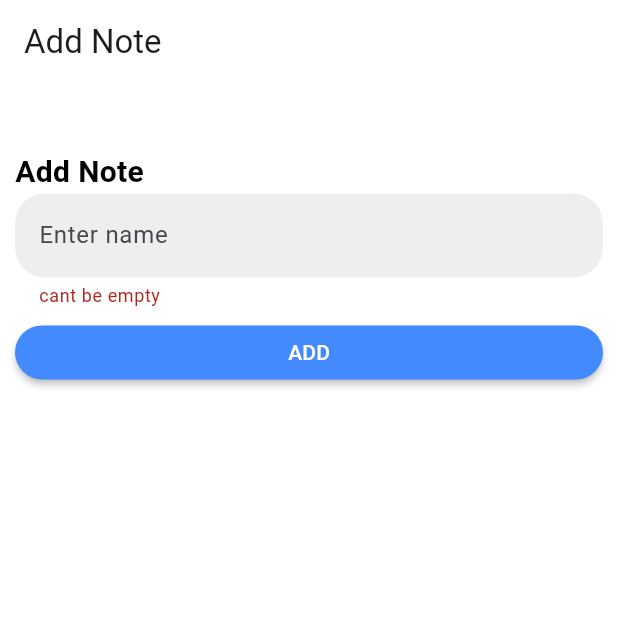
After one commit to Mariamadham8/AppWithFireBaseIntegration, a Flutter app: the addNote screen opened directly, after a tap on "ADD", on a phone screen of 412 x 824 dp, the top half of it. The commit adds this screen. Run offline on Flutter 3.47's test engine with Material 3 defaults, Android fonts, the phone set to English and light mode, and no system bars; our stand-ins replace awesome_dialog, cloud_firestore, firebase_auth, firebase_core, flutter_screenutil, font_awesome_flutter and 1 more; accounts and stored records are empty.

Commit message:
Adding subcollections add/delete/edit Notes in each Category to a specific Authinticated user

```diff
--- a/lib/main.dart
+++ b/lib/main.dart
@@ -6,6 +6,7 @@ import 'package:flutter_screenutil/flutter_screenutil.dart';
 import 'Categories/add.dart';
 import 'Home.dart';
 import 'auth/login.dart';
+
 
 
 void main() async {
@@ -51,6 +52,7 @@ class _MyAppState extends State<MyApp> {
           routes: {
             "category":(context)=>add(),
             "Home":(context)=>Home(),
+
           },
         );
       },
--- /dev/null
+++ b/lib/note/addNote.dart
@@ -0,0 +1,113 @@
+import 'package:awesome_dialog/awesome_dialog.dart';
+import 'package:cloud_firestore/cloud_firestore.dart';
+import 'package:firebase_auth/firebase_auth.dart';
+import 'package:flutter/material.dart';
+import 'package:flutter_screenutil/flutter_screenutil.dart';
+import 'package:responsive/note/view.dart';
+
+import '../Home.dart';
+import '../widgets/CustumAlign.dart';
+import '../widgets/custumTextFeild.dart';
+
+class addNote extends StatefulWidget {
+  final categoryName;
+  final String? DicID;
+  const addNote({super.key,this.DicID,this.categoryName});
+
+  @override
+  State<addNote> createState() => _addNoteState();
+}
+
+class _addNoteState extends State<addNote> {
+  GlobalKey<FormState> formstate=GlobalKey();
+  TextEditingController name=TextEditingController();
+
+
+  // Create a CollectionReference called users that references the firestore collection
+
+  Future<void> addNote() {
+    CollectionReference Note = FirebaseFirestore.instance.collection('categories').doc(widget.DicID).collection('note');
+    // Call the user's CollectionReference to add a new user
+    return Note
+        .add({
+      'note':name.text,
+    }
+    )
+        .then((value) { AwesomeDialog(
+      context: context,
+      dialogType: DialogType.success,
+      animType: AnimType.rightSlide,
+      title: 'Done',
+      desc: "Note was Added",
+      btnOkOnPress: () {
+        Navigator.pushReplacement(
+          context,
+          MaterialPageRoute(builder: (context) => veiwNotes(docID: widget.DicID,Categoryname: widget.categoryName,)),
+        );
+
+      },
+    ).show();
+
+    }
+    )
+        .catchError((error) => print("Failed to add Note: $error"));
+  }
+
+  @override
+  Widget build(BuildContext context) {
+    return  Scaffold(
+        backgroundColor: Colors.white,
+        appBar: AppBar(
+          automaticallyImplyLeading: false,
+          backgroundColor: Colors.white,
+          title: Text("Add Note"),
+        ),
+        body:Form(
+          key: formstate,
+          child: Padding(
+            padding: const EdgeInsets.all(10),
+            child: Column(
+              children: [
+                Padding(
+                  padding: EdgeInsets.all(17),
+                ),
+                CustomAlign(
+                  label: "Add Note",
+                  color: Colors.black,
+                  fontsize: 20,
+                ),
+                custumTextFeild(hint:"Enter name",controller: name ,validator: (val) {
+                  if(val=="")
+                  {
+                    SnackBar(content: Text("cant be empty"));
+                    return"cant be empty";
+
+                  }
+                },),
+                SizedBox(height: 5.h,),
+
+                SizedBox(
+                  width: double.infinity,
+                  child: MaterialButton(
+                    onPressed: () {
+                      if(formstate.currentState!.validate()){
+                        addNote();
+                      }
+
+                    },
+                    color: Colors.blueAccent,
+                    padding: EdgeInsets.all(5),
+                    shape: RoundedRectangleBorder(
+                      borderRadius: BorderRadius.circular(20),
+                    ),
+                    child: Text("ADD",style: TextStyle(color: Colors.white),),
+                  ),
+                ),
+
+              ],
+            ),
+          ),
+        )
+    );
+  }
+}
```
Also changed, not shown: lib/Home.dart (+13 -2 lines), lib/note/edit.dart (added, +121 -0 lines), lib/note/view.dart (added, +113 -0 lines).
